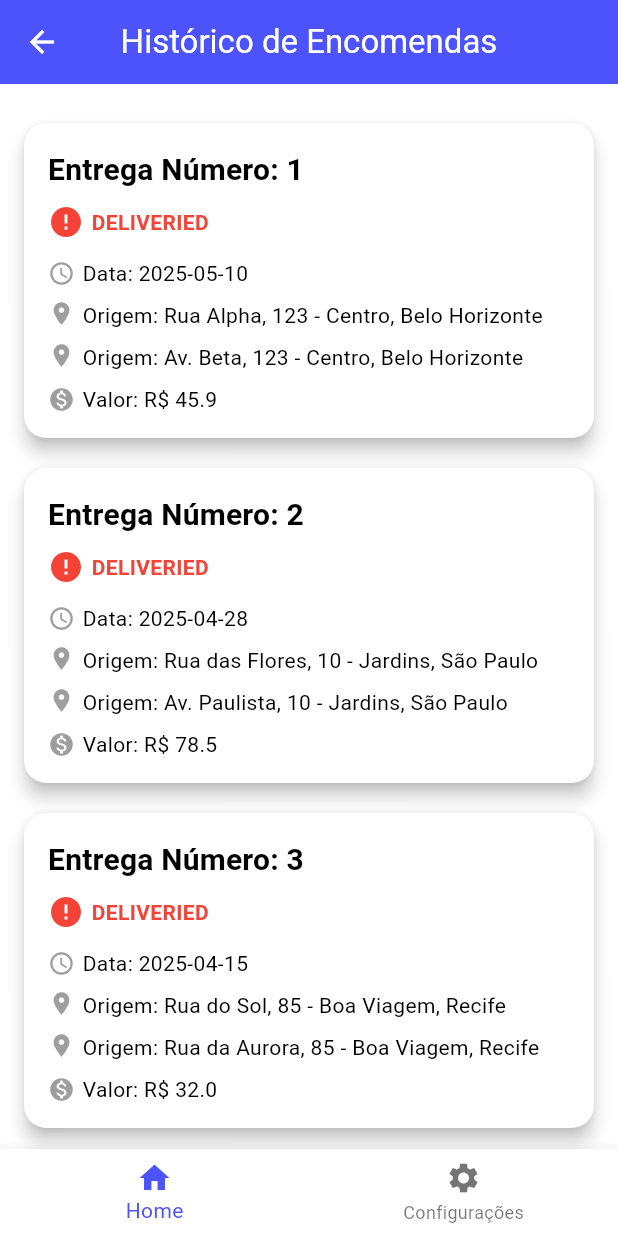
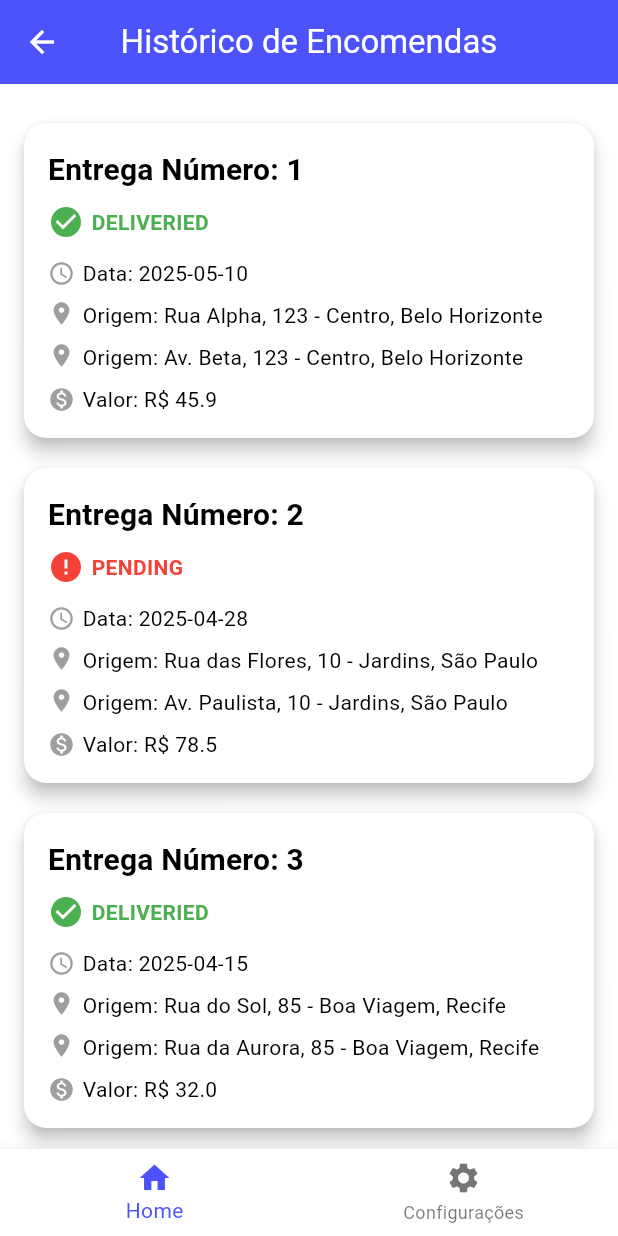
Before and after one commit to oarthurfc/delivery-app, a Flutter app: the CustomerDeliveryHistoryScreen screen opened directly, on a phone screen of 412 x 824 dp. Run offline on Flutter 3.47's test engine with Material 3 defaults, Android fonts, the phone set to English and light mode, and no system bars; our stand-ins replace flutter_map, latlong2, shared_preferences; accounts and stored records are empty.

Commit message:
fix: tela de historico do cliente -> erro com cores e estilização || tela de historico e detalhes de pedido do motorista melhorada #23 #13

```diff
--- a/lib/screens/client/client_history_screen.dart
+++ b/lib/screens/client/client_history_screen.dart
@@ -34,7 +34,7 @@ class CustomerDeliveryHistoryScreen extends StatelessWidget {
     },
     {
       'id': 2,
-      'status': 'DELIVERIED',
+      'status': 'PENDING',
       'data': '2025-04-28',
       'description': 'Entrega de eletrônicos',
       'imageUrl': 'https://exemplo.com/imagem2.jpg',
@@ -118,15 +118,15 @@ class CustomerDeliveryHistoryScreen extends StatelessWidget {
               Row(
                 children: [
                   Icon(
-                    entrega['status'] == 'DELIVERED' ? Icons.check_circle : Icons.error,
-                    color: entrega['status'] == 'DELIVERED' ? Colors.green : Colors.red,
+                    entrega['status'] == 'DELIVERIED' ? Icons.check_circle : Icons.error,
+                    color: entrega['status'] == 'DELIVERIED' ? Colors.green : Colors.red,
                   ),
                   const SizedBox(width: 5),
                   Text(
                     entrega['status'],
                     style: textTheme.bodyMedium?.copyWith(
                       fontWeight: FontWeight.bold,
-                      color: entrega['status'] == 'DELIVERED' ? Colors.green : Colors.red,
+                      color: entrega['status'] == 'DELIVERIED' ? Colors.green : Colors.red,
                     ),
                   ),
                 ],
```
